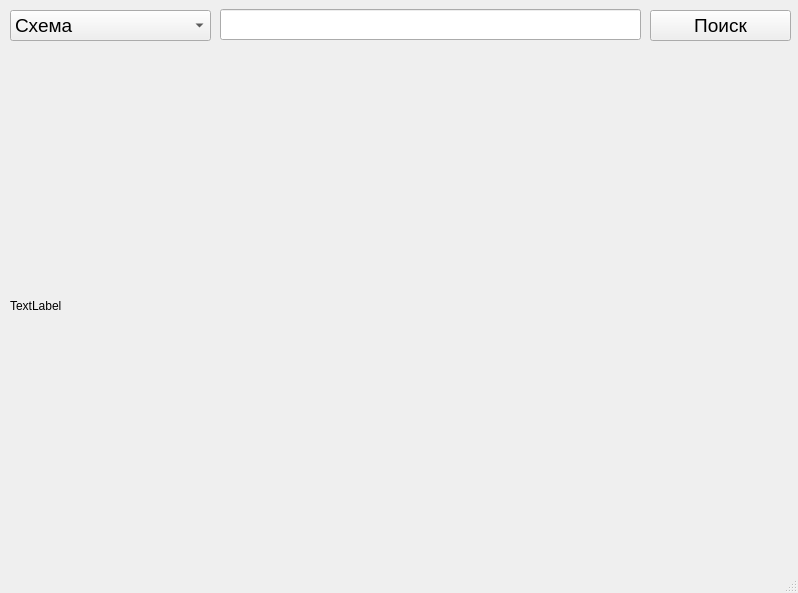
Above: map5.ui from MariaSalimova/YandeMapAPITask before the change. Below: the same form after it.
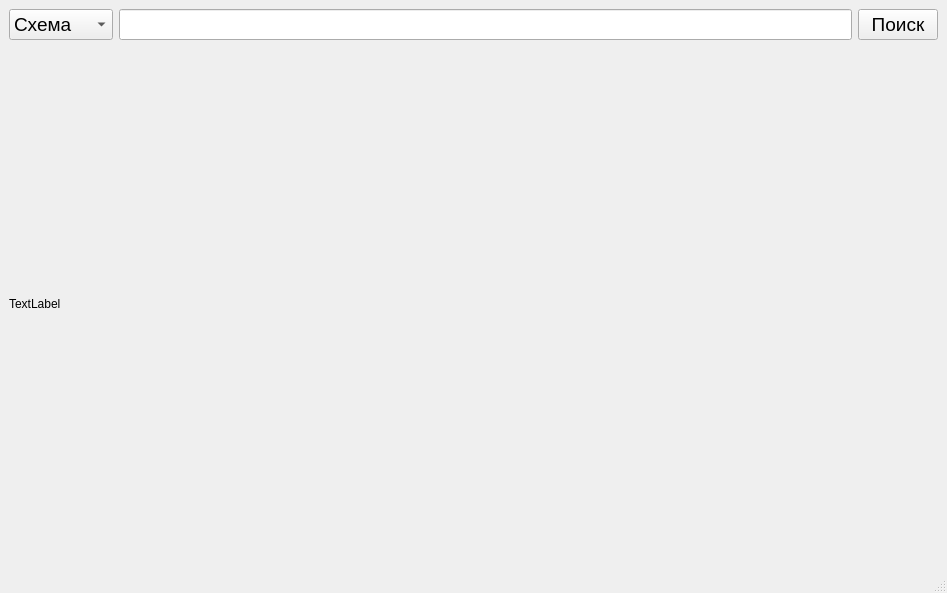
That is the form after the change.

What changed in the file:
```diff
--- a/map5.ui
+++ b/map5.ui
@@ -6,7 +6,7 @@
    <rect>
     <x>0</x>
     <y>0</y>
-    <width>798</width>
+    <width>947</width>
     <height>593</height>
    </rect>
   </property>
@@ -14,61 +14,11 @@
    <string>map</string>
   </property>
   <widget class="QWidget" name="centralwidget">
-   <widget class="QLabel" name="map_label">
-    <property name="geometry">
-     <rect>
-      <x>10</x>
-      <y>50</y>
-      <width>781</width>
-      <height>511</height>
-     </rect>
-    </property>
-    <property name="text">
-     <string>TextLabel</string>
-    </property>
-   </widget>
-   <widget class="QPushButton" name="search_button">
-    <property name="geometry">
-     <rect>
-      <x>650</x>
-      <y>10</y>
-      <width>141</width>
-      <height>31</height>
-     </rect>
-    </property>
-    <property name="font">
-     <font>
-      <pointsize>14</pointsize>
-     </font>
-    </property>
-    <property name="text">
-     <string>Поиск</string>
-    </property>
-   </widget>
-   <widget class="QLineEdit" name="search_line">
-    <property name="geometry">
-     <rect>
-      <x>220</x>
-      <y>9</y>
-      <width>421</width>
-      <height>31</height>
-     </rect>
-    </property>
-    <property name="font">
-     <font>
-      <pointsize>14</pointsize>
-     </font>
-    </property>
-   </widget>
+   <layout class="QVBoxLayout" name="verticalLayout">
+    <item>
+     <layout class="QHBoxLayout" name="horizontalLayout">
+      <item>
    <widget class="QComboBox" name="map_mode">
-    <property name="geometry">
-     <rect>
-      <x>10</x>
-      <y>10</y>
-      <width>201</width>
-      <height>31</height>
-     </rect>
-    </property>
     <property name="font">
      <font>
       <pointsize>14</pointsize>
@@ -90,6 +40,44 @@
      </property>
     </item>
    </widget>
+      </item>
+      <item>
+       <widget class="QLineEdit" name="search_line">
+        <property name="font">
+         <font>
+          <pointsize>14</pointsize>
+         </font>
+        </property>
+       </widget>
+      </item>
+      <item>
+       <widget class="QPushButton" name="search_button">
+        <property name="font">
+         <font>
+          <pointsize>14</pointsize>
+         </font>
+        </property>
+        <property name="text">
+         <string>Поиск</string>
+        </property>
+       </widget>
+      </item>
+     </layout>
+    </item>
+    <item>
+     <widget class="QLabel" name="map_label">
+      <property name="sizePolicy">
+       <sizepolicy hsizetype="Expanding" vsizetype="Expanding">
+        <horstretch>0</horstretch>
+        <verstretch>0</verstretch>
+       </sizepolicy>
+      </property>
+      <property name="text">
+       <string>TextLabel</string>
+      </property>
+     </widget>
+    </item>
+   </layout>
   </widget>
   <widget class="QMenuBar" name="menubar">
    <property name="geometry">
```
Left out of the diff: 4 changed lines with no effect on the pictures. Lines whose indentation alone changed are shown as unchanged.
